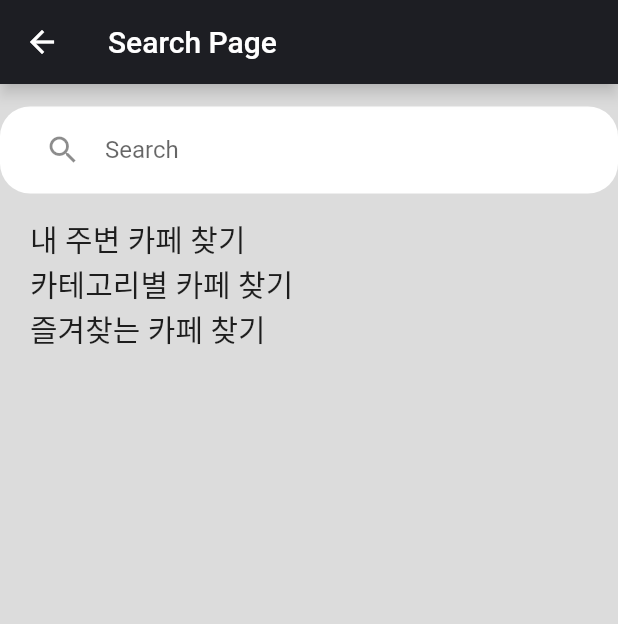
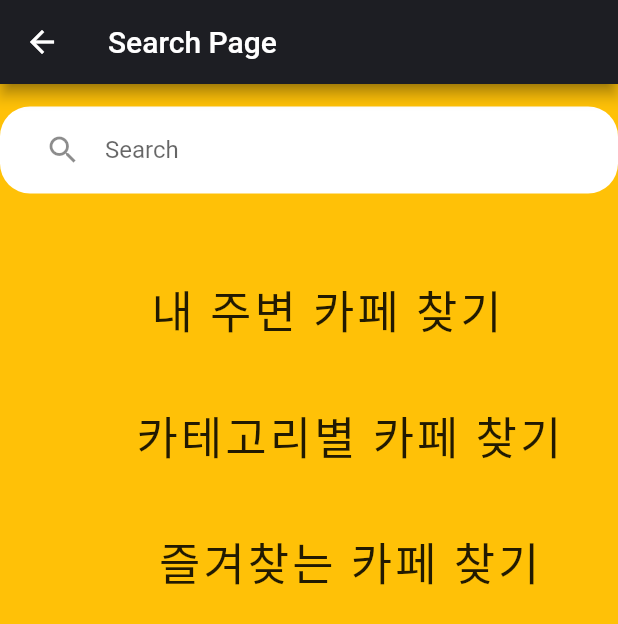
Before and after one commit to BlazingDevs/Fluwinter, a Flutter app: the searchPage screen opened directly, on a phone screen of 412 x 824 dp. Shown: the top 624 px of the screen. Run offline on Flutter 3.47's test engine with Material 2 defaults, Android fonts, the phone set to English and light mode, and no system bars.

Commit message:
Change background color(amber) in main.dart

```diff
--- a/lib/main.dart
+++ b/lib/main.dart
@@ -16,7 +16,7 @@ class MyApp extends StatelessWidget {
       debugShowCheckedModeBanner: false,
       title: 'First Page',
       theme: ThemeData(
-        scaffoldBackgroundColor: kGreyColor,
+        scaffoldBackgroundColor: Colors.amber,
         primarySwatch: Colors.blue,
       ),
       home: logoPage(),
--- a/lib/page/search_page/searchPage.dart
+++ b/lib/page/search_page/searchPage.dart
@@ -18,20 +18,26 @@ class _searchPageState extends State<searchPage> {
     return Scaffold(
       appBar: AppBar(
         backgroundColor: kMainColor,
-        shadowColor: kGreyColor,
+        shadowColor: kMainColor,
         title: Text('Search Page'),
         ),
-      body: Stack(
+      body: Center(
+        child: Stack(
           children: <Widget>[
             Container(
+              // decoration: BoxDecoration(
+              //   color: Colors.red[50],
+              //),
               child: Column(children: <Widget>[
                 SearchBar(),
+                SizedBox(height: 40,),
                 InkWell(
+                   customBorder:RoundedRectangleBorder(borderRadius: BorderRadius.circular(10),),
                    child: Row(
                     children: [
-                    SizedBox(width: 20,height: 20,),
+                      SizedBox(width: 100,),
                       Text('내 주변 카페 찾기',style:
-                      TextStyle(fontSize: 20.0),)
+                        TextStyle(fontSize: 30.0, letterSpacing: 2.0,fontWeight: FontWeight.normal),)
                       ],
                     ),
                   onTap: (){
@@ -43,12 +49,13 @@ class _searchPageState extends State<searchPage> {
                      );
                   },
                   ),
+                SizedBox(height: 40,),
                 InkWell(
                   child: Row(
                     children: [
-                    SizedBox(width: 20,height: 20,),
+                      SizedBox(width: 90,),
                       Text('카테고리별 카페 찾기',style:
-                      TextStyle(fontSize: 20.0),)
+                        TextStyle(fontSize: 30.0, letterSpacing: 2.0,fontWeight: FontWeight.normal),)
                       ],
                     ),
                     onTap: (){
@@ -60,12 +67,13 @@ class _searchPageState extends State<searchPage> {
                      );
                   },
                   ),
+                SizedBox(height: 40,),
                 InkWell(
                   child: Row(
                     children: [
-                    SizedBox(width: 20,height: 20,),
+                      SizedBox(width: 105),
                         Text('즐겨찾는 카페 찾기',style:
-                        TextStyle(fontSize: 20.0),)
+                          TextStyle(fontSize: 30.0, letterSpacing: 2.0,fontWeight: FontWeight.normal),)
                         ],
                   ),
                   onTap: (){
@@ -83,6 +91,7 @@ class _searchPageState extends State<searchPage> {
               )
               ],
               ),
+      ),
     );
   }
 }
```
Lines whose indentation alone changed are shown as unchanged.
